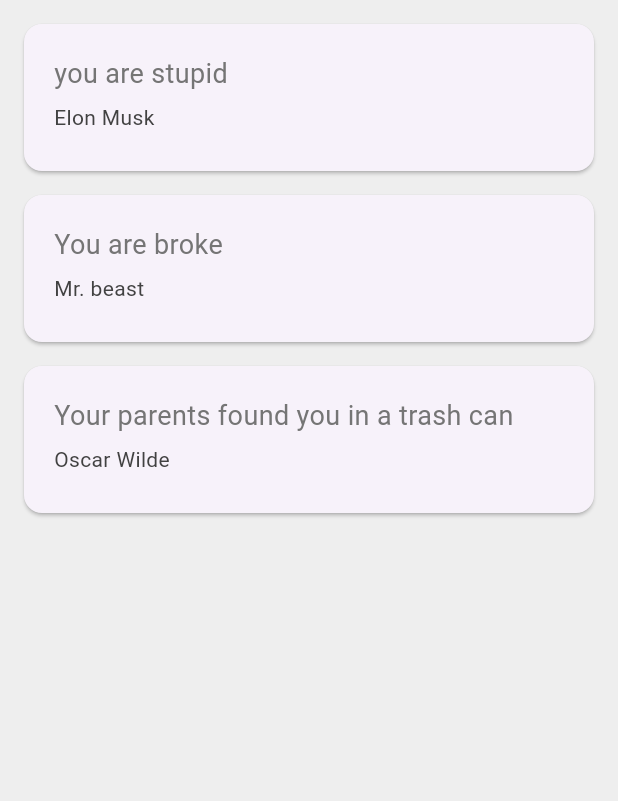
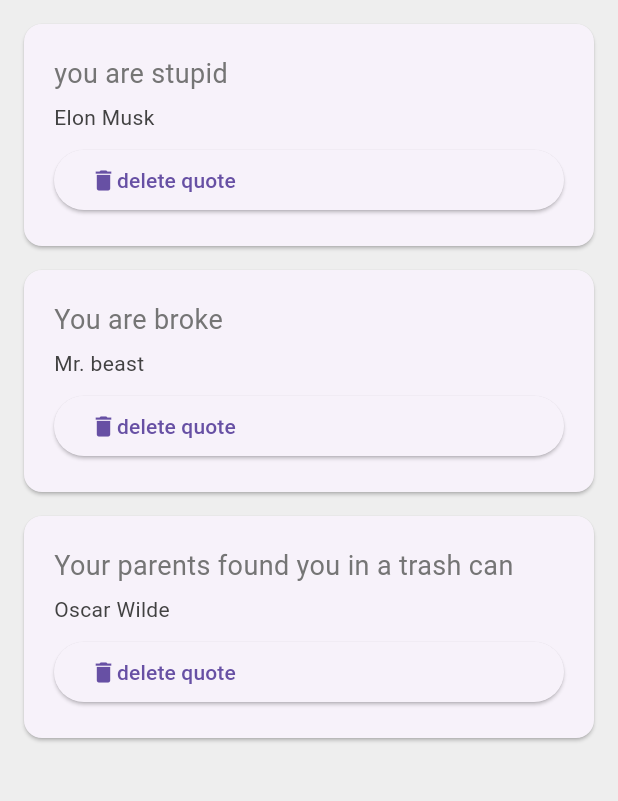
Before and after one commit to florianlv1/FlutterQuotes, a Flutter app: the screen it shows after launch, on a phone screen of 412 x 824 dp, the part 84-885 px from its top. Run offline on Flutter 3.47's test engine with Material 3 defaults, Android fonts, the phone set to English and light mode, and no system bars.

Commit message:
delete quotes

```diff
--- a/lib/main.dart
+++ b/lib/main.dart
@@ -1,4 +1,5 @@
 import 'package:flutter/material.dart';
+import 'package:quotes/quote_card.dart';
 import 'quote.dart';
 
 void main() {
@@ -23,37 +24,6 @@
     Quote(text: "Your parents found you in a trash can", author: "Oscar Wilde"),
   ];
 
-  Widget quotesTemplate(quote) {
-    return  Card(
-      margin: EdgeInsets.fromLTRB(16.0, 16.0, 16.0, 0),
-      child: Padding(
-        padding: const EdgeInsets.all(20.0),
-        child: Column(
-          crossAxisAlignment: CrossAxisAlignment.stretch,
-          children: <Widget>[
-            Text(
-              quote.text,
-              style: TextStyle(
-                fontSize: 18.0,
-                color: Colors.grey[600]
-              ),
-            ),
-            SizedBox(height: 6.0),
-            Text(
-              quote.author,
-              style: TextStyle(
-                  fontSize: 14.0,
-                  color: Colors.grey[800]
-              ),
-            ),
-            SizedBox(height: 6.0),
-
-          ],
-        ),
-      ) ,
-    );
-  }
-
   @override
   Widget build(BuildContext context) {
     return Scaffold(
@@ -64,7 +34,14 @@
         backgroundColor: Colors.redAccent,
       ),
       body: Column(
-          children: quotes.map((quote) => quotesTemplate(quote)).toList(),
+          children: quotes.map((quote) => QuoteCard(
+              quote: quote,
+              delete: () {
+                setState(() {
+                  quotes.remove(quote);
+                });
+              }
+          )).toList(),
       )
     );
   }
--- /dev/null
+++ b/lib/quote_card.dart
@@ -0,0 +1,52 @@
+import 'package:flutter/cupertino.dart';
+import 'package:flutter/material.dart';
+import 'package:quotes/quote.dart';
+
+class QuoteCard extends StatelessWidget {
+
+  final Quote quote;
+  final void Function() delete;
+  QuoteCard({required this.quote, required this.delete});
+
+
+  @override
+  Widget build(BuildContext context) {
+    return Card(
+      margin: EdgeInsets.fromLTRB(16.0, 16.0, 16.0, 0),
+      child: Padding(
+        padding: const EdgeInsets.all(20.0),
+        child: Column(
+          crossAxisAlignment: CrossAxisAlignment.stretch,
+          children: <Widget>[
+            Text(
+              quote.text,
+              style: TextStyle(
+                  fontSize: 18.0,
+                  color: Colors.grey[600]
+              ),
+            ),
+            SizedBox(height: 6.0),
+            Text(
+              quote.author,
+              style: TextStyle(
+                  fontSize: 14.0,
+                  color: Colors.grey[800]
+              ),
+            ),
+            SizedBox(height: 8.0),
+            ElevatedButton(
+              onPressed: delete,
+              child: Row(
+                children: [
+                  Icon(Icons.delete),
+                  Text("delete quote"),
+                ],
+              ),
+            ),
+
+          ],
+        ),
+      ) ,
+    );
+  }
+}
```
